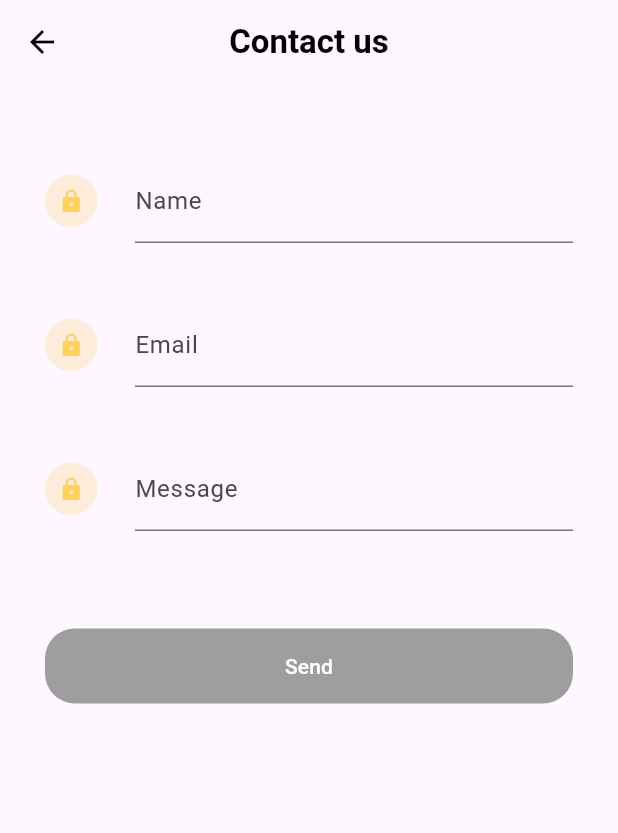
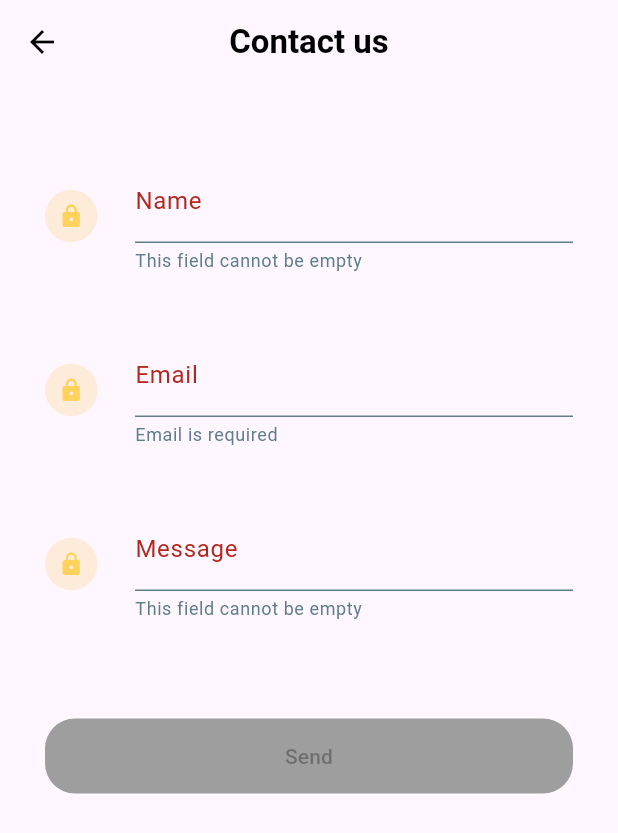
Before and after one commit to Zhenya-Mykhalskyi/IT-Way-Test-Task, a Flutter app: the screen it shows after launch, after a tap on "Go to Contact Page", on a phone screen of 412 x 824 dp. Shown: the top 833 px of the screen. Run offline on Flutter 3.47's test engine with Material 3 defaults, Android fonts, the light colour scheme and no system bars.

Commit message:
init commit

```diff
--- a/lib/main.dart
+++ b/lib/main.dart
@@ -1,17 +1,29 @@
 import 'package:flutter/material.dart';
+import 'package:provider/provider.dart';
 
-import 'pages/contact_page.dart';
+import 'utils/app_colors.dart';
+import 'providers/contact_provider.dart';
+import 'services/api_service.dart';
+
+import 'screens/home_page.dart';
 
 void main() {
-  runApp(const MyApp());
+  runApp(
+    const MyApp(),
+  );
 }
 
 class MyApp extends StatelessWidget {
-  const MyApp({super.key});
+  const MyApp({Key? key}) : super(key: key);
 
   @override
   Widget build(BuildContext context) {
-    return MaterialApp(
+    return MultiProvider(
+      providers: [
+        ChangeNotifierProvider(
+            create: (context) => ContactProvider(ApiService())),
+      ],
+      child: MaterialApp(
         title: 'Contact Form',
         theme: ThemeData(
           primarySwatch: Colors.blueGrey,
@@ -19,35 +31,15 @@ class MyApp extends StatelessWidget {
             centerTitle: true,
             elevation: 0,
             titleTextStyle: const TextStyle(
-            color: Colors.black,
+              color: AppColors.blackColor,
               fontWeight: FontWeight.w600,
               fontSize: 22,
             ),
-          iconTheme: const IconThemeData(color: Colors.black),
+            iconTheme: const IconThemeData(color: AppColors.blackColor),
             backgroundColor: Theme.of(context).canvasColor,
           ),
         ),
         home: const MyHomePage(),
-    );
-  }
-}
-
-class MyHomePage extends StatelessWidget {
-  const MyHomePage({super.key});
-
-  @override
-  Widget build(BuildContext context) {
-    return Scaffold(
-      body: Center(
-        child: ElevatedButton(
-          onPressed: () {
-            Navigator.push(
-              context,
-              MaterialPageRoute(builder: (context) => const ContactPage()),
-            );
-          },
-          child: const Text('Go to Contact Page'),
-        ),
       ),
     );
   }
--- /dev/null
+++ b/lib/models/contact_model.dart
@@ -0,0 +1,24 @@
+class ContactModel {
+  String name;
+  String email;
+  String message;
+
+  ContactModel(
+      {required this.name, required this.email, required this.message});
+
+  ContactModel copyWith({String? name, String? email, String? message}) {
+    return ContactModel(
+      name: name ?? this.name,
+      email: email ?? this.email,
+      message: message ?? this.message,
+    );
+  }
+
+  Map<String, dynamic> toJson() {
+    return {
+      'name': name,
+      'email': email,
+      'message': message,
+    };
+  }
+}
--- a/lib/pages/contact_page.dart
+++ /dev/null
@@ -1,156 +0,0 @@
-import 'package:flutter/material.dart';
-import 'dart:convert';
-import 'package:http/http.dart' as http;
-
-import '../widgets/custom_text_field.dart';
-
-class ContactPage extends StatefulWidget {
-  const ContactPage({Key? key}) : super(key: key);
-
-  @override
-  State<ContactPage> createState() => _ContactPageState();
-}
-
-class _ContactPageState extends State<ContactPage> {
-  final GlobalKey<FormState> _formKey = GlobalKey<FormState>();
-  final TextEditingController _nameController = TextEditingController();
-  final TextEditingController _emailController = TextEditingController();
-  final TextEditingController _messageController = TextEditingController();
-  bool _isButtonDisabled = true;
-  bool _isSubmitting = false;
-
-  void _validateForm() {
-    setState(() {
-      _isButtonDisabled = !_formKey.currentState!.validate();
-    });
-  }
-
-  void _submitForm() async {
-    setState(() {
-      _isSubmitting = true;
-    });
-    // uncomment if we dont't need to validate by onChanged
-
-    // if (_formKey.currentState!.validate()) {
-    Map<String, dynamic> formData = {
-      "name": _nameController.text,
-      "email": _emailController.text,
-      "message": _messageController.text,
-    };
-
-    try {
-      final response = await http.post(
-        Uri.parse('https://api.byteplex.info/api/test/contact/'),
-        headers: {'Content-Type': 'application/json'},
-        body: json.encode(formData),
-      );
-
-      if (response.statusCode == 201) {
-        _showSnackBar('Success: sent successfully!', false);
-        _clearForm();
-      } else {
-        _showSnackBar('Error: ${response.reasonPhrase}', true);
-      }
-    } catch (error) {
-      _showSnackBar('Error: Unable to send the message', true);
-    } finally {
-      setState(() {
-        _isSubmitting = false;
-      });
-    }
-    // }
-    //  else {
-    //   _showSnackBar('Error: Please fix the validation errors', true);
-
-    //   setState(() {
-    //     _isSubmitting = false;
-    //   });
-    // }
-  }
-
-  void _showSnackBar(String message, bool isError) {
-    final snackBar = SnackBar(
-      content: Text(
-        message,
-        style: const TextStyle(color: Colors.black),
-      ),
-      backgroundColor: isError ? Colors.red : Colors.green,
-    );
-    ScaffoldMessenger.of(context).showSnackBar(snackBar);
-  }
-
-  void _clearForm() {
-    _nameController.clear();
-    _emailController.clear();
-    _messageController.clear();
-    setState(() {
-      _isButtonDisabled = true;
-    });
-  }
-
-  @override
-  Widget build(BuildContext context) {
-    return Scaffold(
-      appBar: AppBar(
-        title: const Text('Contact us'),
-      ),
-      body: Padding(
-        padding: const EdgeInsets.all(30),
-        child: Form(
-          key: _formKey,
-          child: Column(
-            crossAxisAlignment: CrossAxisAlignment.stretch,
-            children: [
-              CustomTextField(
-                controller: _nameController,
-                validatorType: ValidatorType.string,
-                onValueChanged: _validateForm,
-                maxLength: 40,
-                labelText: 'Name',
-              ),
-              CustomTextField(
-                controller: _emailController,
-                validatorType: ValidatorType.email,
-                onValueChanged: _validateForm,
-                maxLength: 40,
-                labelText: 'Email',
-              ),
-              CustomTextField(
-                controller: _messageController,
-                validatorType: ValidatorType.string,
-                onValueChanged: _validateForm,
-                maxLength: 250,
-                labelText: 'Message',
-              ),
-              const SizedBox(height: 45),
-              ElevatedButton(
-                style: ButtonStyle(
-                  backgroundColor: MaterialStateProperty.all<Color>(
-                    _isButtonDisabled
-                        ? Colors.grey
-                        : const Color.fromARGB(255, 138, 79, 149),
-                  ),
-                  shape: MaterialStateProperty.all<RoundedRectangleBorder>(
-                    RoundedRectangleBorder(
-                      borderRadius: BorderRadius.circular(20),
-                    ),
-                  ),
-                  fixedSize: MaterialStateProperty.all<Size>(
-                    const Size.fromHeight(50.0),
-                  ),
-                ),
-                onPressed: _isButtonDisabled ? null : _submitForm,
-                child: _isSubmitting
-                    ? const CircularProgressIndicator()
-                    : Text(
-                        _isSubmitting ? 'Please wait...' : 'Send',
-                        style: const TextStyle(color: Colors.white),
-                      ),
-              ),
-            ],
-          ),
-        ),
-      ),
-    );
-  }
-}
--- /dev/null
+++ b/lib/providers/contact_provider.dart
@@ -0,0 +1,73 @@
+import 'package:flutter/material.dart';
+
+import '../models/contact_model.dart';
+import '../services/api_service.dart';
+import '../utils/snackbar_utils.dart';
+
+class ContactProvider extends ChangeNotifier {
+  final TextEditingController nameController = TextEditingController();
+  final TextEditingController emailController = TextEditingController();
+  final TextEditingController messageController = TextEditingController();
+  final ApiService apiService;
+  final GlobalKey<FormState> formKey = GlobalKey<FormState>();
+
+  ContactProvider(this.apiService);
+
+  ContactModel _contact = ContactModel(name: '', email: '', message: '');
+  bool _isButtonDisabled = true;
+  bool _isSubmitting = false;
+
+  ContactModel get contact => _contact;
+  bool get isButtonDisabled => _isButtonDisabled;
+  bool get isSubmitting => _isSubmitting;
+
+  void updateContact({String? name, String? email, String? message}) {
+    _contact = _contact.copyWith(
+      name: name ?? _contact.name,
+      email: email ?? _contact.email,
+      message: message ?? _contact.message,
+    );
+    notifyListeners();
+  }
+
+  void validateForm() {
+    if (formKey.currentState != null) {
+      _isButtonDisabled = !formKey.currentState!.validate();
+      notifyListeners();
+    }
+  }
+
+  Future<void> submitForm(BuildContext context) async {
+    _isSubmitting = true;
+    notifyListeners();
+
+    try {
+      final response = await apiService.postContact(_contact);
+      if (response['success']) {
+        if (!context.mounted) return;
+        SnackbarUtils.showSnackbar(context, 'Sent successfully');
+        clearForm();
+      } else {
+        if (!context.mounted) return;
+        SnackbarUtils.showSnackbar(context, 'Error: ${response['message']}',
+            isSuccess: false);
+      }
+    } catch (error) {
+      SnackbarUtils.showSnackbar(context, 'Error during request',
+          isSuccess: false);
+    } finally {
+      _isSubmitting = false;
+      notifyListeners();
+    }
+  }
+
+  void clearForm() {
+    _contact = ContactModel(name: '', email: '', message: '');
+    _isButtonDisabled = true;
+    nameController.clear();
+    emailController.clear();
+    messageController.clear();
+
+    notifyListeners();
+  }
+}
--- /dev/null
+++ b/lib/screens/contact_form_page.dart
@@ -0,0 +1,96 @@
+import 'package:flutter/material.dart';
+import 'package:provider/provider.dart';
+
+import '/utils/app_colors.dart';
+import '../providers/contact_provider.dart';
+
+import '../widgets/custom_text_field.dart';
+
+class ContactPage extends StatelessWidget {
+  final GlobalKey<FormState> formKey = GlobalKey<FormState>();
+  ContactPage({Key? key}) : super(key: key);
+
+  @override
+  Widget build(BuildContext context) {
+    return Scaffold(
+      appBar: AppBar(
+        title: const Text('Contact us'),
+      ),
+      body: Padding(
+        padding: const EdgeInsets.all(30),
+        child: SingleChildScrollView(
+          child: Consumer<ContactProvider>(
+            builder: (context, contactProvider, child) {
+              return Form(
+                key: contactProvider.formKey,
+                child: Column(
+                  crossAxisAlignment: CrossAxisAlignment.stretch,
+                  children: [
+                    CustomTextField(
+                      controller: contactProvider.nameController,
+                      onValueChanged: (value) {
+                        contactProvider.updateContact(name: value);
+                        contactProvider.validateForm();
+                      },
+                      maxLength: 40,
+                      labelText: 'Name',
+                      validatorType: ValidatorType.string,
+                    ),
+                    CustomTextField(
+                      controller: contactProvider.emailController,
+                      onValueChanged: (value) {
+                        contactProvider.updateContact(email: value);
+                        contactProvider.validateForm();
+                      },
+                      maxLength: 40,
+                      labelText: 'Email',
+                      validatorType: ValidatorType.email,
+                      keyboardType: TextInputType.emailAddress,
+                    ),
+                    CustomTextField(
+                      controller: contactProvider.messageController,
+                      onValueChanged: (value) {
+                        contactProvider.updateContact(message: value);
+                        contactProvider.validateForm();
+                      },
+                      maxLength: 100,
+                      labelText: 'Message',
+                      validatorType: ValidatorType.string,
+                    ),
+                    const SizedBox(height: 45),
+                    ElevatedButton(
+                      style: ButtonStyle(
+                        backgroundColor: MaterialStateProperty.all<Color>(
+                          contactProvider.isButtonDisabled
+                              ? AppColors.greyColor
+                              : AppColors.buttonColor,
+                        ),
+                        shape:
+                            MaterialStateProperty.all<RoundedRectangleBorder>(
+                          RoundedRectangleBorder(
+                            borderRadius: BorderRadius.circular(20),
+                          ),
+                        ),
+                        fixedSize: MaterialStateProperty.all<Size>(
+                          const Size.fromHeight(50.0),
+                        ),
+                      ),
+                      onPressed: contactProvider.isButtonDisabled
+                          ? null
+                          : () {
+                              contactProvider.submitForm(context);
+                            },
+                      child: contactProvider.isSubmitting
+                          ? const CircularProgressIndicator()
+                          : const Text('Send'),
+                    ),
+                  ],
+                ),
+              );
+            },
+          ),
+        ),
+      ),
+    );
+  }
+}
--- /dev/null
+++ b/lib/screens/home_page.dart
@@ -0,0 +1,24 @@
+import 'package:flutter/material.dart';
+
+import 'contact_form_page.dart';
+
+class MyHomePage extends StatelessWidget {
+  const MyHomePage({Key? key}) : super(key: key);
+
+  @override
+  Widget build(BuildContext context) {
+    return Scaffold(
+      body: Center(
+        child: ElevatedButton(
+          onPressed: () {
+            Navigator.push(
+              context,
+              MaterialPageRoute(builder: (context) => ContactPage()),
+            );
+          },
+          child: const Text('Go to Contact Page'),
+        ),
+      ),
+    );
+  }
+}
--- /dev/null
+++ b/lib/utils/app_colors.dart
@@ -0,0 +1,16 @@
+import 'package:flutter/material.dart';
+
+class AppColors {
+  static const Color whiteColor = Colors.white;
+  static const Color blackColor = Colors.black;
+  static const Color greyColor = Colors.grey;
+  static const Color primaryColor = Colors.blueGrey;
+  static const Color successColor = Colors.green;
+  static const Color errorColor = Colors.red;
+
+  static Color textFieldInvalidColor =
+      const Color.fromARGB(197, 255, 211, 136).withOpacity(0.3);
+  static const Color iconValidColor = Colors.white;
+  static Color iconInvalidColor = Colors.amber.withOpacity(0.6);
+  static Color buttonColor = const Color.fromARGB(255, 138, 79, 149);
+}
--- /dev/null
+++ b/lib/utils/snackbar_utils.dart
@@ -0,0 +1,16 @@
+import 'package:flutter/material.dart';
+
+import 'app_colors.dart';
+
+class SnackbarUtils {
+  static void showSnackbar(BuildContext context, String message,
+      {bool isSuccess = true}) {
+    ScaffoldMessenger.of(context).showSnackBar(
+      SnackBar(
+        content: Text(message),
+        backgroundColor:
+            isSuccess ? AppColors.successColor : AppColors.errorColor,
+      ),
+    );
+  }
+}
--- a/lib/widgets/custom_text_field.dart
+++ b/lib/widgets/custom_text_field.dart
@@ -1,11 +1,13 @@
 import 'package:flutter/material.dart';
+
+import '../utils/app_colors.dart';
 
 enum ValidatorType { string, email }
 
 class CustomTextField extends StatelessWidget {
   final TextEditingController controller;
   final ValidatorType validatorType;
-  final Function() onValueChanged;
+  final Function(String?) onValueChanged;
   final int maxLength;
   final String labelText;
   final TextInputType? keyboardType;
@@ -57,6 +59,8 @@ class CustomTextField extends StatelessWidget {
   @override
   Widget build(BuildContext context) {
     bool isValid = validator!(controller.text) == null;
+    String? validationMessage = validator!(controller.text);
+
     return Container(
       margin: const EdgeInsets.symmetric(vertical: 20),
       child: Row(
@@ -67,12 +71,13 @@ class CustomTextField extends StatelessWidget {
             decoration: BoxDecoration(
               shape: BoxShape.circle,
               color: isValid
-                  ? Colors.green
-                  : const Color.fromARGB(197, 255, 211, 136).withOpacity(0.3),
+                  ? AppColors.successColor
+                  : AppColors.textFieldInvalidColor,
             ),
             child: Icon(
               isValid ? Icons.check : Icons.lock,
-              color: isValid ? Colors.white : Colors.amber.withOpacity(0.6),
+              color:
+                  isValid ? AppColors.whiteColor : AppColors.iconInvalidColor,
               size: 17,
             ),
           ),
@@ -82,16 +87,19 @@ class CustomTextField extends StatelessWidget {
               controller: controller,
               validator: validator,
               keyboardType: keyboardType,
+              onChanged: (value) => onValueChanged(value),
               textAlign: TextAlign.start,
               maxLength: maxLength,
-              // remove if we need only submit button validation
-              onChanged: (value) {
-                onValueChanged();
-              },
               style: const TextStyle(fontSize: 16),
               decoration: InputDecoration(
+                errorBorder: const UnderlineInputBorder(
+                    borderSide: BorderSide(color: AppColors.primaryColor)),
+                focusedErrorBorder: const UnderlineInputBorder(
+                    borderSide: BorderSide(color: AppColors.primaryColor)),
+                errorStyle: const TextStyle(color: AppColors.primaryColor),
                 counterText: '',
                 labelText: labelText,
+                errorText: validationMessage,
               ),
             ),
           ),
--- a/pubspec.yaml
+++ b/pubspec.yaml
@@ -34,6 +34,7 @@ dependencies:
 
   http: ^1.1.0
   cupertino_icons: ^1.0.2
+  provider: ^6.1.1
 
 dev_dependencies:
   flutter_test:
```
Also changed, not shown: lib/services/api_service.dart (added, +26 -0 lines), pubspec.lock. Lines whose indentation alone changed are shown as unchanged.
